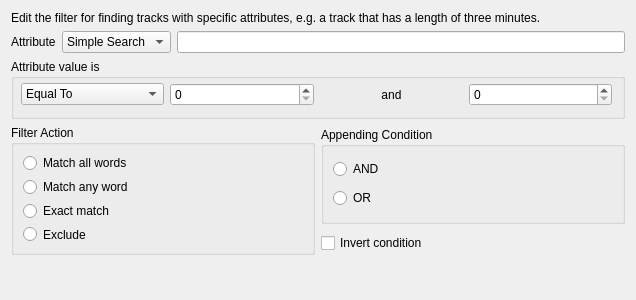
KDE/amarok, file src/dialogs/EditFilterDialog.ui: the form before one commit.
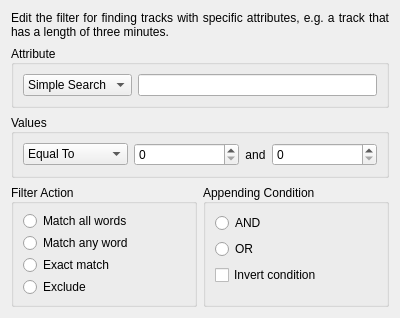
The form after the commit. Custom widgets are drawn as their Qt base class.

Diff of the .ui file:
```diff
--- a/src/dialogs/EditFilterDialog.ui
+++ b/src/dialogs/EditFilterDialog.ui
@@ -6,13 +6,19 @@
    <rect>
     <x>0</x>
     <y>0</y>
-    <width>636</width>
-    <height>300</height>
+    <width>400</width>
+    <height>318</height>
    </rect>
   </property>
+  <property name="sizePolicy">
+   <sizepolicy hsizetype="Preferred" vsizetype="Preferred">
+    <horstretch>0</horstretch>
+    <verstretch>0</verstretch>
+   </sizepolicy>
+  </property>
   <property name="minimumSize">
    <size>
-    <width>636</width>
+    <width>400</width>
     <height>300</height>
    </size>
   </property>
@@ -22,49 +28,69 @@
     <height>500</height>
    </size>
   </property>
-  <layout class="QGridLayout" name="gridLayout">
+  <layout class="QVBoxLayout" name="verticalLayout">
+   <item>
+    <layout class="QGridLayout" name="topGridLayout" rowstretch="0,0,0,0,0">
    <item row="0" column="0" colspan="2">
-    <widget class="QLabel" name="mainLabel">
+      <widget class="QLabel" name="description">
      <property name="sizePolicy">
-      <sizepolicy hsizetype="Preferred" vsizetype="Fixed">
+        <sizepolicy hsizetype="MinimumExpanding" vsizetype="Preferred">
        <horstretch>0</horstretch>
        <verstretch>0</verstretch>
       </sizepolicy>
      </property>
-     <property name="maximumSize">
-      <size>
-       <width>16777215</width>
-       <height>34</height>
-      </size>
+       <property name="autoFillBackground">
+        <bool>false</bool>
+       </property>
+       <property name="frameShape">
+        <enum>QFrame::NoFrame</enum>
+       </property>
+       <property name="frameShadow">
+        <enum>QFrame::Plain</enum>
      </property>
      <property name="text">
       <string>Edit the filter for finding tracks with specific attributes, e.g. a track that has a length of three minutes.</string>
      </property>
+       <property name="textFormat">
+        <enum>Qt::AutoText</enum>
+       </property>
+       <property name="scaledContents">
+        <bool>false</bool>
+       </property>
+       <property name="alignment">
+        <set>Qt::AlignJustify|Qt::AlignVCenter</set>
+       </property>
      <property name="wordWrap">
       <bool>true</bool>
      </property>
-    </widget>
-   </item>
-   <item row="1" column="0" colspan="2">
-    <layout class="QHBoxLayout" name="keywordLayout">
-     <property name="sizeConstraint">
-      <enum>QLayout::SetMaximumSize</enum>
-     </property>
-     <item>
-      <widget class="QLabel" name="attributeLabel">
-       <property name="whatsThis">
-        <string comment="you can translate the keyword as you will do for the combobox">&lt;p&gt;Here you can choose to &lt;i&gt;Simple Search&lt;/i&gt; directly or to use some keywords to specify some attributes, such as the artist name and so on. The keywords selectable are divided by their specific value.  Some keywords are numeric and others are alphanumeric. You do not need to know it directly. When a keyword is numeric it will be used to search the numeric data for each track.&lt;/p&gt;
-&lt;p&gt;The alphanumeric keywords are the following: &lt;b&gt;album&lt;/b&gt;, &lt;b&gt;artist&lt;/b&gt;, &lt;b&gt;filename&lt;/b&gt; (including path), &lt;b&gt;mountpoint&lt;/b&gt; (e.g. /home/user1), &lt;b&gt;filetype&lt;/b&gt; (you can specify mp3, ogg, flac, ... and the file extensions will be matched), &lt;b&gt;genre&lt;/b&gt;, &lt;b&gt;comment&lt;/b&gt;, &lt;b&gt;composer&lt;/b&gt;, &lt;b&gt;directory&lt;/b&gt;, &lt;b&gt;lyrics&lt;/b&gt;, &lt;b&gt;title&lt;/b&gt;, and &lt;b&gt;label&lt;/b&gt;.&lt;/p&gt; 
-&lt;p&gt;The numeric keywords are: &lt;b&gt;bitrate&lt;/b&gt;, &lt;b&gt;disc/discnumber&lt;/b&gt;, &lt;b&gt;length&lt;/b&gt; (expressed in seconds), &lt;b&gt;playcount&lt;/b&gt;, &lt;b&gt;rating&lt;/b&gt;, &lt;b&gt;samplerate&lt;/b&gt;, &lt;b&gt;score&lt;/b&gt;, &lt;b&gt;size/filesize&lt;/b&gt; (expressed in bytes, kbytes, and megabytes as specified in the unit for the filesize keyword), &lt;b&gt;track&lt;/b&gt; (i.e. the track number), and &lt;b&gt;year&lt;/b&gt;.&lt;/p&gt;</string>
-       </property>
-       <property name="text">
+       <property name="margin">
+        <number>1</number>
+       </property>
+       <property name="indent">
+        <number>-1</number>
+       </property>
+      </widget>
+     </item>
+     <item row="1" column="0" rowspan="2" colspan="2">
+      <widget class="QGroupBox" name="attributeGroupBox">
+       <property name="sizePolicy">
+        <sizepolicy hsizetype="MinimumExpanding" vsizetype="MinimumExpanding">
+         <horstretch>0</horstretch>
+         <verstretch>0</verstretch>
+        </sizepolicy>
+       </property>
+       <property name="title">
         <string>Attribute</string>
        </property>
-       <property name="buddy">
-        <cstring>keywordCombo</cstring>
+       <property name="alignment">
+        <set>Qt::AlignJustify|Qt::AlignVCenter</set>
        </property>
-      </widget>
-     </item>
+       <layout class="QVBoxLayout" name="verticalLayout_3">
+        <item>
+         <layout class="QHBoxLayout" name="attributeLayout">
+          <property name="sizeConstraint">
+           <enum>QLayout::SetNoConstraint</enum>
+          </property>
      <item>
       <widget class="KComboBox" name="keywordCombo">
        <property name="toolTip">
@@ -144,6 +170,12 @@
      </item>
      <item>
       <widget class="KLineEdit" name="editKeywordBox">
+            <property name="sizePolicy">
+             <sizepolicy hsizetype="MinimumExpanding" vsizetype="Fixed">
+              <horstretch>0</horstretch>
+              <verstretch>0</verstretch>
+             </sizepolicy>
+            </property>
        <property name="whatsThis">
         <string>&lt;p&gt;Type the attribute value or the text to look for here.&lt;/p&gt;</string>
        </property>
@@ -151,38 +183,37 @@
      </item>
     </layout>
    </item>
-   <item row="2" column="0" colspan="2">
-    <widget class="QGroupBox" name="groupBox">
+       </layout>
+      </widget>
+     </item>
+     <item row="3" column="0" colspan="2">
+      <widget class="QGroupBox" name="valueGroupBox">
      <property name="sizePolicy">
-      <sizepolicy hsizetype="Preferred" vsizetype="Maximum">
+        <sizepolicy hsizetype="MinimumExpanding" vsizetype="Preferred">
        <horstretch>0</horstretch>
        <verstretch>0</verstretch>
       </sizepolicy>
      </property>
-     <property name="minimumSize">
-      <size>
-       <width>0</width>
-       <height>60</height>
-      </size>
-     </property>
      <property name="title">
-      <string>Attribute value is</string>
-     </property>
-     <widget class="QWidget" name="layoutWidget_2">
-      <property name="geometry">
-       <rect>
-        <x>10</x>
-        <y>21</y>
-        <width>591</width>
-        <height>29</height>
-       </rect>
-      </property>
-      <layout class="QHBoxLayout" name="horizontalLayout">
+        <string>Values</string>
+       </property>
+       <property name="alignment">
+        <set>Qt::AlignJustify|Qt::AlignVCenter</set>
+       </property>
+       <layout class="QVBoxLayout" name="verticalLayout_2">
+        <item>
+         <layout class="QHBoxLayout" name="valuesLayout">
        <property name="sizeConstraint">
         <enum>QLayout::SetNoConstraint</enum>
        </property>
        <item>
         <widget class="KComboBox" name="conditionCombo">
+            <property name="sizePolicy">
+             <sizepolicy hsizetype="MinimumExpanding" vsizetype="Fixed">
+              <horstretch>0</horstretch>
+              <verstretch>0</verstretch>
+             </sizepolicy>
+            </property>
          <property name="currentIndex">
           <number>0</number>
          </property>
@@ -209,7 +240,13 @@
         </widget>
        </item>
        <item>
-        <widget class="QSpinBox" name="minimum1">
+           <widget class="QSpinBox" name="minimum">
+            <property name="sizePolicy">
+             <sizepolicy hsizetype="MinimumExpanding" vsizetype="Fixed">
+              <horstretch>0</horstretch>
+              <verstretch>0</verstretch>
+             </sizepolicy>
+            </property>
          <property name="maximum">
           <number>100000000</number>
          </property>
@@ -217,6 +254,12 @@
        </item>
        <item>
         <widget class="QLabel" name="andLabel">
+            <property name="sizePolicy">
+             <sizepolicy hsizetype="Maximum" vsizetype="Preferred">
+              <horstretch>0</horstretch>
+              <verstretch>0</verstretch>
+             </sizepolicy>
+            </property>
          <property name="text">
           <string>and</string>
          </property>
@@ -226,36 +269,56 @@
         </widget>
        </item>
        <item>
-        <widget class="QSpinBox" name="maximum1">
+           <widget class="QSpinBox" name="maximum">
+            <property name="sizePolicy">
+             <sizepolicy hsizetype="MinimumExpanding" vsizetype="Fixed">
+              <horstretch>0</horstretch>
+              <verstretch>0</verstretch>
+             </sizepolicy>
+            </property>
          <property name="maximum">
           <number>100000000</number>
          </property>
         </widget>
        </item>
       </layout>
-     </widget>
-    </widget>
-   </item>
-   <item row="3" column="0" rowspan="2">
-    <widget class="QGroupBox" name="groupBox_2">
+        </item>
+       </layout>
+      </widget>
+     </item>
+     <item row="4" column="0" colspan="2">
+      <layout class="QHBoxLayout" name="horizontalLayout" stretch="0,0">
+       <property name="spacing">
+        <number>-1</number>
+       </property>
+       <item>
+        <widget class="QGroupBox" name="filterActionGroupBox">
      <property name="sizePolicy">
-      <sizepolicy hsizetype="Preferred" vsizetype="Expanding">
+          <sizepolicy hsizetype="MinimumExpanding" vsizetype="MinimumExpanding">
        <horstretch>0</horstretch>
        <verstretch>0</verstretch>
       </sizepolicy>
      </property>
-     <property name="maximumSize">
-      <size>
-       <width>316</width>
-       <height>130</height>
-      </size>
-     </property>
      <property name="title">
       <string>Filter Action</string>
      </property>
-     <layout class="QVBoxLayout" name="verticalLayout_2">
+         <property name="alignment">
+          <set>Qt::AlignJustify|Qt::AlignVCenter</set>
+         </property>
+         <layout class="QVBoxLayout" name="verticalLayout_4">
+          <item>
+           <layout class="QVBoxLayout" name="filterActionLayout">
+            <property name="sizeConstraint">
+             <enum>QLayout::SetDefaultConstraint</enum>
+            </property>
       <item>
        <widget class="QRadioButton" name="matchAll">
+              <property name="sizePolicy">
+               <sizepolicy hsizetype="Preferred" vsizetype="Preferred">
+                <horstretch>0</horstretch>
+                <verstretch>0</verstretch>
+               </sizepolicy>
+              </property>
         <property name="toolTip">
          <string>Check this box to look for the tracks that contain all the words you typed in the related Simple Search edit box</string>
         </property>
@@ -266,6 +329,12 @@
       </item>
       <item>
        <widget class="QRadioButton" name="matchAny">
+              <property name="sizePolicy">
+               <sizepolicy hsizetype="Preferred" vsizetype="Preferred">
+                <horstretch>0</horstretch>
+                <verstretch>0</verstretch>
+               </sizepolicy>
+              </property>
         <property name="toolTip">
          <string>Check this box to look for the tracks that contain at least one of the words you typed in the related Simple Search edit box</string>
         </property>
@@ -276,6 +345,12 @@
       </item>
       <item>
        <widget class="QRadioButton" name="matchLiteral">
+              <property name="sizePolicy">
+               <sizepolicy hsizetype="Preferred" vsizetype="Preferred">
+                <horstretch>0</horstretch>
+                <verstretch>0</verstretch>
+               </sizepolicy>
+              </property>
         <property name="toolTip">
          <string>Check this box to look for all the tracks that contain exactly the words you typed in the related Simple Search edit box</string>
         </property>
@@ -286,6 +361,12 @@
       </item>
       <item>
        <widget class="QRadioButton" name="matchNot">
+              <property name="sizePolicy">
+               <sizepolicy hsizetype="Preferred" vsizetype="Preferred">
+                <horstretch>0</horstretch>
+                <verstretch>0</verstretch>
+               </sizepolicy>
+              </property>
         <property name="toolTip">
          <string>Check this box to look for all the tracks that do not contain the words you typed in the related Simple Search edit box</string>
         </property>
@@ -294,29 +375,52 @@
         </property>
        </widget>
       </item>
+            <item>
+             <spacer name="filterSpacer">
+              <property name="orientation">
+               <enum>Qt::Vertical</enum>
+              </property>
+              <property name="sizeHint" stdset="0">
+               <size>
+                <width>20</width>
+                <height>0</height>
+               </size>
+              </property>
+             </spacer>
+            </item>
+           </layout>
+          </item>
      </layout>
     </widget>
    </item>
-   <item row="3" column="1">
-    <widget class="QGroupBox" name="groupBox_3">
+       <item>
+        <widget class="QGroupBox" name="andOrGroupBox">
      <property name="sizePolicy">
-      <sizepolicy hsizetype="Preferred" vsizetype="Expanding">
+          <sizepolicy hsizetype="MinimumExpanding" vsizetype="MinimumExpanding">
        <horstretch>0</horstretch>
        <verstretch>0</verstretch>
       </sizepolicy>
      </property>
-     <property name="maximumSize">
-      <size>
-       <width>313</width>
-       <height>97</height>
-      </size>
-     </property>
      <property name="title">
       <string>Appending Condition</string>
      </property>
-     <layout class="QVBoxLayout" name="verticalLayout_3">
+         <property name="alignment">
+          <set>Qt::AlignJustify|Qt::AlignVCenter</set>
+         </property>
+         <layout class="QVBoxLayout" name="verticalLayout_5">
+          <item>
+           <layout class="QVBoxLayout" name="andOrLayout">
+            <property name="sizeConstraint">
+             <enum>QLayout::SetDefaultConstraint</enum>
+            </property>
       <item>
        <widget class="QRadioButton" name="andButton">
+              <property name="sizePolicy">
+               <sizepolicy hsizetype="Preferred" vsizetype="Preferred">
+                <horstretch>0</horstretch>
+                <verstretch>0</verstretch>
+               </sizepolicy>
+              </property>
         <property name="toolTip">
          <string>Check this box if you want to add another condition and you want that the filter to match both the previous conditions and this new one</string>
         </property>
@@ -327,6 +431,12 @@
       </item>
       <item>
        <widget class="QRadioButton" name="orButton">
+              <property name="sizePolicy">
+               <sizepolicy hsizetype="Preferred" vsizetype="Preferred">
+                <horstretch>0</horstretch>
+                <verstretch>0</verstretch>
+               </sizepolicy>
+              </property>
         <property name="toolTip">
          <string>Check this box if you want to add another condition and you want that the filter to match either the previous conditions or this new one</string>
         </property>
@@ -335,11 +445,14 @@
         </property>
        </widget>
       </item>
-     </layout>
-    </widget>
-   </item>
-   <item row="4" column="1">
+            <item>
     <widget class="QCheckBox" name="invertButton">
+              <property name="sizePolicy">
+               <sizepolicy hsizetype="Preferred" vsizetype="Preferred">
+                <horstretch>0</horstretch>
+                <verstretch>0</verstretch>
+               </sizepolicy>
+              </property>
      <property name="toolTip">
       <string>Check this box to negate the defined filter condition</string>
      </property>
@@ -351,21 +464,27 @@
      </property>
     </widget>
    </item>
-   <item row="5" column="0" colspan="2">
-    <spacer name="verticalSpacer">
+            <item>
+             <spacer name="andOrSpacer">
      <property name="orientation">
       <enum>Qt::Vertical</enum>
      </property>
-     <property name="sizeType">
-      <enum>QSizePolicy::Expanding</enum>
-     </property>
      <property name="sizeHint" stdset="0">
       <size>
        <width>20</width>
-       <height>40</height>
+                <height>0</height>
       </size>
      </property>
     </spacer>
+            </item>
+           </layout>
+          </item>
+         </layout>
+        </widget>
+       </item>
+      </layout>
+     </item>
+    </layout>
    </item>
   </layout>
  </widget>
```
Left out of the diff: 34 changed lines with no effect on the pictures. Lines whose indentation alone changed are shown as unchanged.
